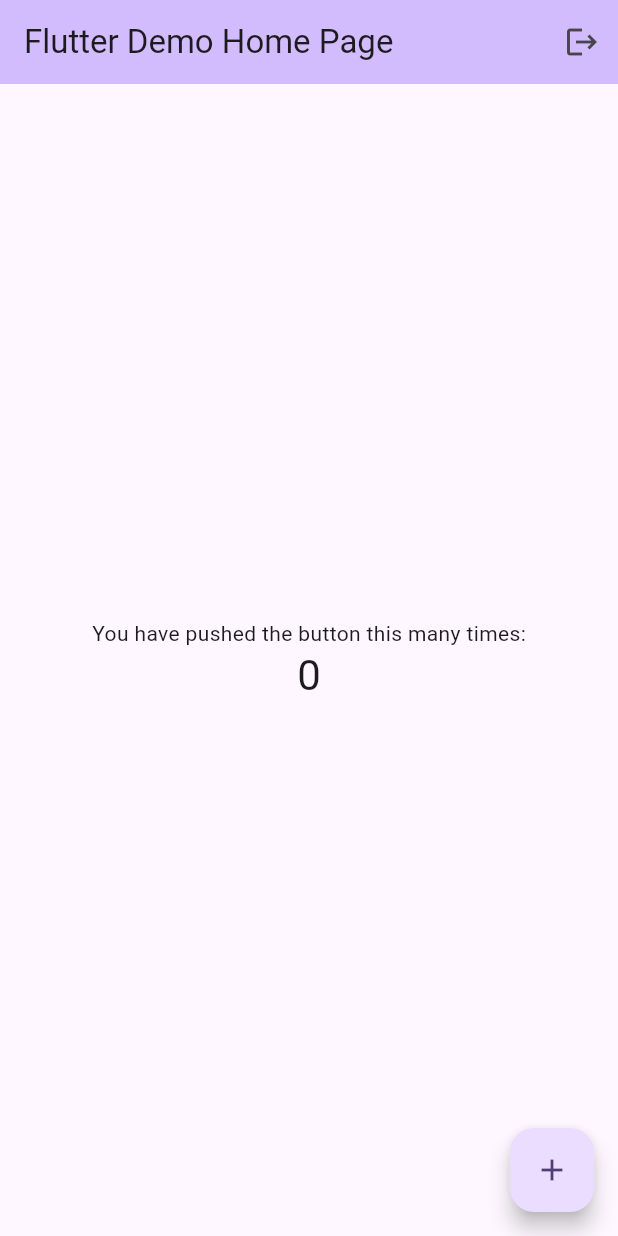
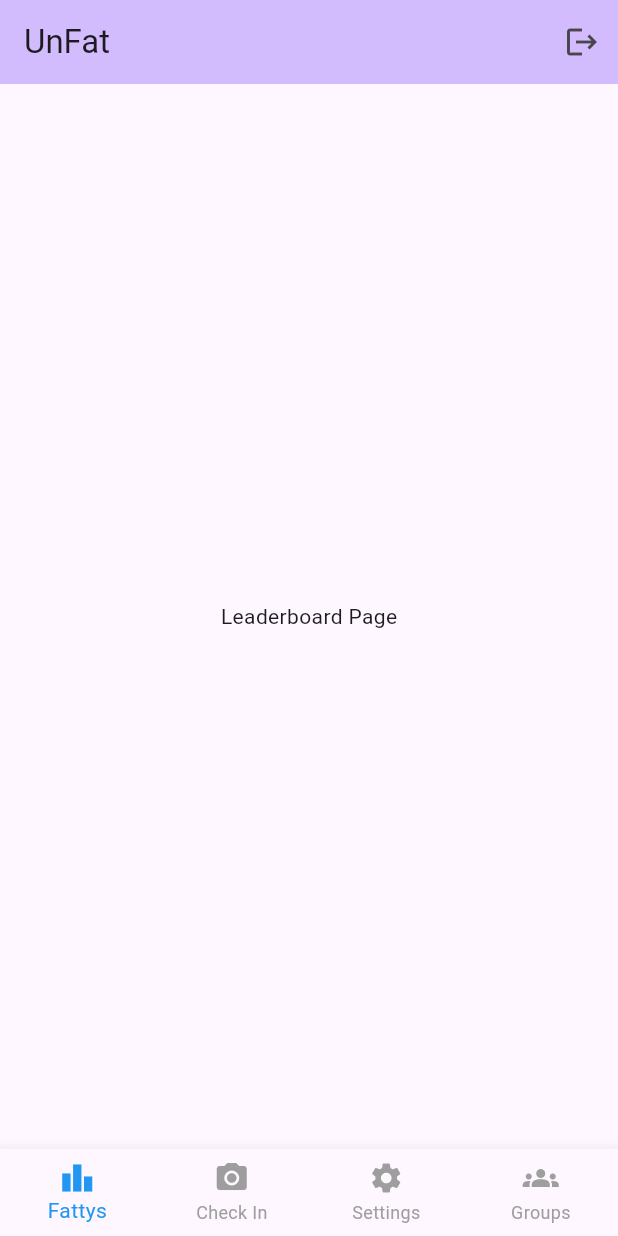
Before and after one commit to peteyyy/UnFat, a Flutter app: the screen it shows once a user with an empty profile is signed in, on a phone screen of 412 x 824 dp. Run offline on Flutter 3.47's test engine with Material 3 defaults, Android fonts, the phone set to English and light mode, and no system bars; our stand-ins replace cloud_firestore, firebase_auth, firebase_core; missing offline and left inert: firebase_ui_auth; accounts and stored records are empty; generated files the repository leaves out were written again.

Commit message:
Group index and creation screen. Lib folder restructuring.

```diff
--- a/lib/main.dart
+++ b/lib/main.dart
@@ -1,9 +1,9 @@
 import 'package:flutter/material.dart';
 import 'package:firebase_core/firebase_core.dart';
 import 'firebase_options.dart';
-import 'package:firebase_storage/firebase_storage.dart';
 import 'package:firebase_auth/firebase_auth.dart' as firebase_auth;
 import 'package:firebase_ui_auth/firebase_ui_auth.dart' as firebase_ui_auth;
+import 'screens/home_screen.dart'; // Import MyHomePage from home_screen.dart
 
 void main() async {
   WidgetsFlutterBinding.ensureInitialized();
@@ -19,13 +19,12 @@
   @override
   Widget build(BuildContext context) {
     return MaterialApp(
-      title: 'Flutter Demo',
+      title: 'UnFat',
       theme: ThemeData(
         colorScheme: ColorScheme.fromSeed(seedColor: Colors.deepPurple),
         useMaterial3: true,
       ),
-      // Show the AuthGate as the first screen.
-      home: const AuthGate(),
+      home: const AuthGate(), // Show the AuthGate as the first screen.
     );
   }
 }
@@ -38,73 +37,16 @@
     return StreamBuilder<firebase_auth.User?>(
       stream: firebase_auth.FirebaseAuth.instance.authStateChanges(),
       builder: (context, snapshot) {
-        // User is signed in
         if (snapshot.hasData) {
-          return const MyHomePage(title: 'Flutter Demo Home Page');
+          return const MyHomePage(title: 'UnFat'); // Load from home_screen.dart
+        } else {
+          return firebase_ui_auth.SignInScreen(
+            providers: [
+              firebase_ui_auth.EmailAuthProvider(),
+            ],
+          );
         }
-
-        // User is not signed in
-        return firebase_ui_auth.SignInScreen(
-          providers: [
-            firebase_ui_auth.EmailAuthProvider(),
-          ],
-        );
       },
     );
   }
 }
-
-
-class MyHomePage extends StatefulWidget {
-  const MyHomePage({super.key, required this.title});
-
-  final String title;
-
-  @override
-  State<MyHomePage> createState() => _MyHomePageState();
-}
-
-class _MyHomePageState extends State<MyHomePage> {
-  int _counter = 0;
-
-  void _incrementCounter() {
-    setState(() {
-      _counter++;
-    });
-  }
-
-  @override
-  Widget build(BuildContext context) {
-    return Scaffold(
-      appBar: AppBar(
-        backgroundColor: Theme.of(context).colorScheme.inversePrimary,
-        title: Text(widget.title),
-        actions: [
-          IconButton(
-            icon: const Icon(Icons.logout),
-            onPressed: () async {
-              await firebase_auth.FirebaseAuth.instance.signOut();
-            },
-          ),
-        ],
-      ),
-      body: Center(
-        child: Column(
-          mainAxisAlignment: MainAxisAlignment.center,
-          children: <Widget>[
-            const Text('You have pushed the button this many times:'),
-            Text(
-              '$_counter',
-              style: Theme.of(context).textTheme.headlineMedium,
-            ),
-          ],
-        ),
-      ),
-      floatingActionButton: FloatingActionButton(
-        onPressed: _incrementCounter,
-        tooltip: 'Increment',
-        child: const Icon(Icons.add),
-      ),
-    );
-  }
-}
--- /dev/null
+++ b/lib/screens/home_screen.dart
@@ -0,0 +1,74 @@
+import 'package:flutter/material.dart';
+import 'package:firebase_auth/firebase_auth.dart' as firebase_auth;
+import 'group/group_screen.dart';
+
+class MyHomePage extends StatefulWidget {
+  const MyHomePage({super.key, required this.title});
+
+  final String title;
+
+  @override
+  State<MyHomePage> createState() => _MyHomePageState();
+}
+
+class _MyHomePageState extends State<MyHomePage> {
+  int _selectedIndex = 0;
+
+  // Define the pages for each tab, including the GroupScreen
+  static final List<Widget> _pages = <Widget>[
+    const Center(child: Text('Leaderboard Page')),
+    const Center(child: Text('Camera Page')),
+    const Center(child: Text('Settings Page')),
+    const GroupScreen(), // Link to the GroupScreen
+  ];
+
+  void _onItemTapped(int index) {
+    setState(() {
+      _selectedIndex = index;
+    });
+  }
+
+  @override
+  Widget build(BuildContext context) {
+    return Scaffold(
+      appBar: AppBar(
+        backgroundColor: Theme.of(context).colorScheme.inversePrimary,
+        title: Text(widget.title),
+        actions: [
+          IconButton(
+            icon: const Icon(Icons.logout),
+            onPressed: () async {
+              await firebase_auth.FirebaseAuth.instance.signOut();
+            },
+          ),
+        ],
+      ),
+      body: _pages[_selectedIndex], // Display the selected page
+      bottomNavigationBar: BottomNavigationBar(
+        type: BottomNavigationBarType.fixed,
+        items: const <BottomNavigationBarItem>[
+          BottomNavigationBarItem(
+            icon: Icon(Icons.leaderboard),
+            label: 'Fattys',
+          ),
+          BottomNavigationBarItem(
+            icon: Icon(Icons.camera_alt),
+            label: 'Check In',
+          ),
+          BottomNavigationBarItem(
+            icon: Icon(Icons.settings),
+            label: 'Settings',
+          ),
+          BottomNavigationBarItem(
+            icon: Icon(Icons.groups),
+            label: 'Groups',
+          ),
+        ],
+        currentIndex: _selectedIndex,
+        selectedItemColor: Colors.blue,
+        unselectedItemColor: Colors.grey,
+        onTap: _onItemTapped,
+      ),
+    );
+  }
+}
--- a/pubspec.yaml
+++ b/pubspec.yaml
@@ -40,6 +40,7 @@
   cloud_firestore: ^5.6.1
   firebase_storage: ^12.4.0
   firebase_ui_auth: ^1.16.0
+  firebase_dynamic_links: ^6.1.0
 
 dev_dependencies:
   flutter_test:
```
Also changed, not shown: lib/models/group.dart (added, +21 -0 lines), lib/screens/group/group_creation_screen.dart (added, +80 -0 lines), lib/screens/group/group_screen.dart (added, +124 -0 lines), lib/utils/firebase_options.dart (renamed from lib/firebase_options.dart), pubspec.lock.
